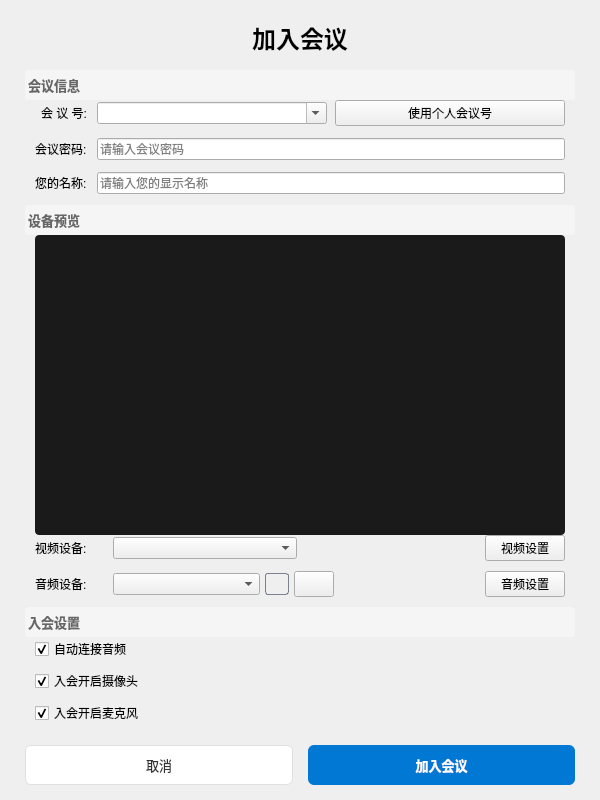
Above: ui/joinmeeting.ui from zhangdalin/MeetEx before the change. Below: the same form after it.
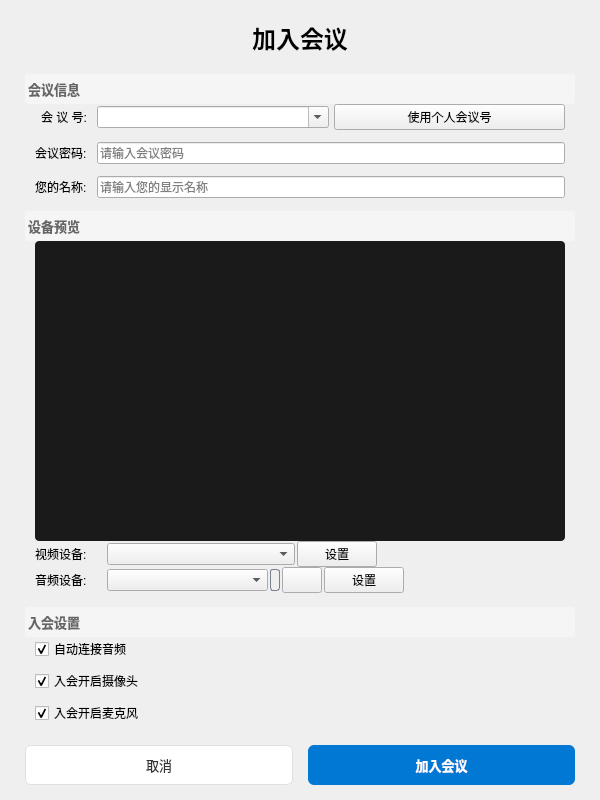
That is the form after the change. Icons and pictures are not drawn.

Commit message:
fix(joinmeeting): 修复关闭和取消按钮逻辑
- 移除 closeEvent 中的错误自动跳转逻辑（不再根据输入状态跳转）
- 简化取消按钮处理：直接调用 close()，统一由 sigClosing 信号处理
- 移除未使用的 sigCancelled 信号
- 同步更新设计文档中的代码示例

问题原因：
- 关闭按钮（X）：原逻辑会在输入会议号后自动打开会议界面
- 取消按钮：发射的 sigCancelled 信号未被连接，资源未正确释放

修复后：
- 关闭按钮：仅保存设置、发射 sigClosing 信号、关闭窗口
- 取消按钮：直接调用 close()，统一走 sigClosing 流程

Diff of the .ui file:
```diff
--- a/ui/joinmeeting.ui
+++ b/ui/joinmeeting.ui
@@ -157,7 +157,7 @@
          <item row="0" column="1">
           <layout class="QHBoxLayout" name="meetingNumberLayout">
            <property name="spacing">
-            <number>8</number>
+            <number>5</number>
            </property>
            <item>
             <widget class="QComboBox" name="meetingNumberCombo">
@@ -294,7 +294,7 @@
          <item>
           <layout class="QHBoxLayout" name="videoDeviceLayout">
            <property name="spacing">
-            <number>5</number>
+            <number>2</number>
            </property>
            <property name="leftMargin">
             <number>0</number>
@@ -341,21 +341,14 @@
              </property>
             </widget>
            </item>
-           <item>
-            <spacer name="videoSpacer">
-             <property name="orientation">
-              <enum>Qt::Orientation::Horizontal</enum>
-             </property>
-             <property name="sizeHint" stdset="0">
-              <size>
-               <width>40</width>
-               <height>20</height>
-              </size>
-             </property>
-            </spacer>
-           </item>
            <item>
             <widget class="QPushButton" name="videoSettingsBtn">
+             <property name="sizePolicy">
+              <sizepolicy hsizetype="Preferred" vsizetype="Preferred">
+               <horstretch>0</horstretch>
+               <verstretch>0</verstretch>
+              </sizepolicy>
+             </property>
              <property name="minimumSize">
               <size>
                <width>0</width>
@@ -363,22 +356,35 @@
               </size>
              </property>
              <property name="text">
-              <string>视频设置</string>
+              <string>设置</string>
              </property>
             </widget>
            </item>
+           <item>
+            <spacer name="videoSpacer">
+             <property name="orientation">
+              <enum>Qt::Orientation::Horizontal</enum>
+             </property>
+             <property name="sizeHint" stdset="0">
+              <size>
+               <width>40</width>
+               <height>20</height>
+              </size>
+             </property>
+            </spacer>
+           </item>
           </layout>
          </item>
          <item>
           <layout class="QHBoxLayout" name="audioDeviceLayout">
            <property name="spacing">
-            <number>5</number>
+            <number>2</number>
            </property>
            <property name="leftMargin">
             <number>0</number>
            </property>
            <property name="topMargin">
-            <number>10</number>
+            <number>0</number>
            </property>
            <property name="rightMargin">
             <number>0</number>
@@ -425,20 +431,20 @@
            <item>
             <widget class="QProgressBar" name="audioLevelBar">
              <property name="sizePolicy">
-              <sizepolicy hsizetype="Preferred" vsizetype="Minimum">
+              <sizepolicy hsizetype="Fixed" vsizetype="Fixed">
                <horstretch>0</horstretch>
                <verstretch>0</verstretch>
               </sizepolicy>
              </property>
              <property name="minimumSize">
               <size>
-               <width>0</width>
-               <height>0</height>
+               <width>10</width>
+               <height>22</height>
               </size>
              </property>
              <property name="maximumSize">
               <size>
-               <width>16777215</width>
+               <width>10</width>
                <height>22</height>
               </size>
              </property>
@@ -493,26 +499,32 @@
              </property>
             </widget>
            </item>
-           <item>
-            <spacer name="audioSpacer">
-             <property name="orientation">
-              <enum>Qt::Orientation::Horizontal</enum>
-             </property>
-             <property name="sizeHint" stdset="0">
-              <size>
-               <width>40</width>
-               <height>20</height>
-              </size>
-             </property>
-            </spacer>
-           </item>
            <item>
             <widget class="QPushButton" name="audioSettingsBtn">
+             <property name="sizePolicy">
+              <sizepolicy hsizetype="Preferred" vsizetype="Preferred">
+               <horstretch>0</horstretch>
+               <verstretch>0</verstretch>
+              </sizepolicy>
+             </property>
              <property name="text">
-              <string>音频设置</string>
+              <string>设置</string>
              </property>
             </widget>
            </item>
+           <item>
+            <spacer name="audioSpacer">
+             <property name="orientation">
+              <enum>Qt::Orientation::Horizontal</enum>
+             </property>
+             <property name="sizeHint" stdset="0">
+              <size>
+               <width>40</width>
+               <height>20</height>
+              </size>
+             </property>
+            </spacer>
+           </item>
           </layout>
          </item>
         </layout>
```
Left out of the diff: 1 changed line with no effect on the pictures. The commit also changes 4 other files.
